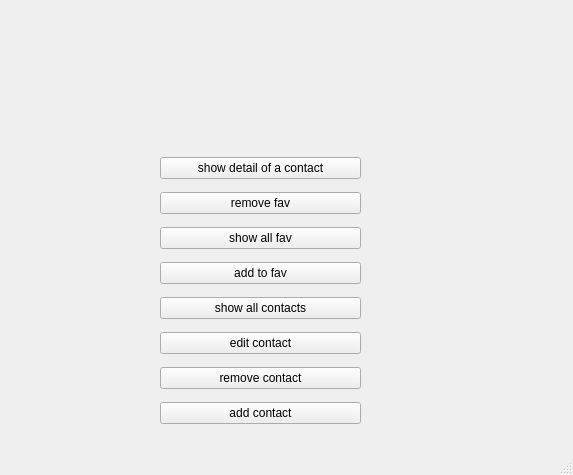
First picture: the form in phone_book/mainwindow.ui, repository amirsoleimani7/Qt_PhoneBook, before the edit.
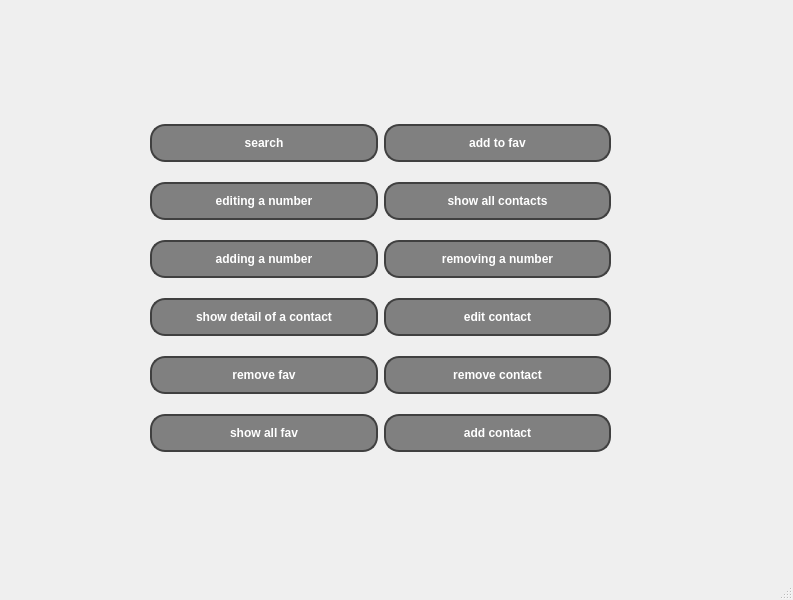
Second picture: the form after the edit.

```diff
--- a/phone_book/mainwindow.ui
+++ b/phone_book/mainwindow.ui
@@ -6,26 +6,153 @@
    <rect>
     <x>0</x>
     <y>0</y>
-    <width>573</width>
-    <height>475</height>
+    <width>793</width>
+    <height>600</height>
    </rect>
   </property>
   <property name="windowTitle">
    <string>MainWindow</string>
   </property>
+  <property name="styleSheet">
+   <string notr="true">QPushButton {
+    background-color: #A0A0A0; /* Slightly lighter gray for the background */
+    border: 2px solid #404040; /* Border color darker than the button color */
+    border-radius: 15px; /* Curved corners */
+    color: white; /* Text color */
+    padding: 10px 20px; /* Padding for content */
+    box-shadow: 2px 2px 5px rgba(0, 0, 0, 0.5); /* Shadow effect */
+}
+
+QPushButton:hover {
+    background-color: #808080; /* Slightly darker color on hover */
+}
+
+QPushButton:pressed {
+    background-color: #606060; /* Even darker color on click */
+    box-shadow: 1px 1px 2px rgba(0, 0, 0, 0.5); /* Adjusted shadow on click */
+}
+</string>
+  </property>
   <widget class="QWidget" name="centralwidget">
    <widget class="QWidget" name="">
     <property name="geometry">
      <rect>
-      <x>160</x>
-      <y>150</y>
-      <width>201</width>
-      <height>283</height>
+      <x>150</x>
+      <y>110</y>
+      <width>461</width>
+      <height>361</height>
      </rect>
     </property>
+    <layout class="QHBoxLayout" name="horizontalLayout">
+     <item>
     <layout class="QVBoxLayout" name="verticalLayout">
+       <item>
+        <widget class="QPushButton" name="pushButton_search">
+         <property name="styleSheet">
+          <string notr="true">QPushButton {
+    background-color: #808080; /* Default button color (gray) */
+    border: 2px solid #404040; /* Border color darker than the button color */
+    border-radius: 15px; /* Curved corners */
+    color: white; /* Text color */
+    padding: 10px 20px; /* Padding for content */
+    box-shadow: 2px 2px 5px rgba(0, 0, 0, 0.5); /* Shadow effect */
+    font-weight: bold; /* Set font to bold */
+}
+
+QPushButton:hover {
+    background-color: #404040; /* Darker color on hover */
+}
+
+QPushButton:pressed {
+    background-color: #202020; /* Even darker color on click */
+    box-shadow: 1px 1px 2px rgba(0, 0, 0, 0.5); /* Adjusted shadow on click */
+}
+</string>
+         </property>
+         <property name="text">
+          <string>search</string>
+         </property>
+        </widget>
+       </item>
+       <item>
+        <widget class="QPushButton" name="pushButton_edit_num">
+         <property name="styleSheet">
+          <string notr="true">QPushButton {
+    background-color: #808080; /* Default button color (gray) */
+    border: 2px solid #404040; /* Border color darker than the button color */
+    border-radius: 15px; /* Curved corners */
+    color: white; /* Text color */
+    padding: 10px 20px; /* Padding for content */
+    box-shadow: 2px 2px 5px rgba(0, 0, 0, 0.5); /* Shadow effect */
+    font-weight: bold; /* Set font to bold */
+}
+
+QPushButton:hover {
+    background-color: #404040; /* Darker color on hover */
+}
+
+QPushButton:pressed {
+    background-color: #202020; /* Even darker color on click */
+    box-shadow: 1px 1px 2px rgba(0, 0, 0, 0.5); /* Adjusted shadow on click */
+}
+</string>
+         </property>
+         <property name="text">
+          <string>editing a number</string>
+         </property>
+        </widget>
+       </item>
+       <item>
+        <widget class="QPushButton" name="pushButton_adding_number">
+         <property name="styleSheet">
+          <string notr="true">QPushButton {
+    background-color: #808080; /* Default button color (gray) */
+    border: 2px solid #404040; /* Border color darker than the button color */
+    border-radius: 15px; /* Curved corners */
+    color: white; /* Text color */
+    padding: 10px 20px; /* Padding for content */
+    box-shadow: 2px 2px 5px rgba(0, 0, 0, 0.5); /* Shadow effect */
+    font-weight: bold; /* Set font to bold */
+}
+
+QPushButton:hover {
+    background-color: #404040; /* Darker color on hover */
+}
+
+QPushButton:pressed {
+    background-color: #202020; /* Even darker color on click */
+    box-shadow: 1px 1px 2px rgba(0, 0, 0, 0.5); /* Adjusted shadow on click */
+}
+</string>
+         </property>
+         <property name="text">
+          <string>adding a number</string>
+         </property>
+        </widget>
+       </item>
      <item>
       <widget class="QPushButton" name="pushButton_show_detail">
+         <property name="styleSheet">
+          <string notr="true">QPushButton {
+    background-color: #808080; /* Default button color (gray) */
+    border: 2px solid #404040; /* Border color darker than the button color */
+    border-radius: 15px; /* Curved corners */
+    color: white; /* Text color */
+    padding: 10px 20px; /* Padding for content */
+    box-shadow: 2px 2px 5px rgba(0, 0, 0, 0.5); /* Shadow effect */
+    font-weight: bold; /* Set font to bold */
+}
+
+QPushButton:hover {
+    background-color: #404040; /* Darker color on hover */
+}
+
+QPushButton:pressed {
+    background-color: #202020; /* Even darker color on click */
+    box-shadow: 1px 1px 2px rgba(0, 0, 0, 0.5); /* Adjusted shadow on click */
+}
+</string>
+         </property>
        <property name="text">
         <string>show detail of a contact</string>
        </property>
@@ -33,6 +160,27 @@
      </item>
      <item>
       <widget class="QPushButton" name="pushButton_remove_fav">
+         <property name="styleSheet">
+          <string notr="true">QPushButton {
+    background-color: #808080; /* Default button color (gray) */
+    border: 2px solid #404040; /* Border color darker than the button color */
+    border-radius: 15px; /* Curved corners */
+    color: white; /* Text color */
+    padding: 10px 20px; /* Padding for content */
+    box-shadow: 2px 2px 5px rgba(0, 0, 0, 0.5); /* Shadow effect */
+    font-weight: bold; /* Set font to bold */
+}
+
+QPushButton:hover {
+    background-color: #404040; /* Darker color on hover */
+}
+
+QPushButton:pressed {
+    background-color: #202020; /* Even darker color on click */
+    box-shadow: 1px 1px 2px rgba(0, 0, 0, 0.5); /* Adjusted shadow on click */
+}
+</string>
+         </property>
        <property name="text">
         <string>remove fav</string>
        </property>
@@ -40,13 +188,59 @@
      </item>
      <item>
       <widget class="QPushButton" name="pushButton_show_all_fav">
+         <property name="styleSheet">
+          <string notr="true">QPushButton {
+    background-color: #808080; /* Default button color (gray) */
+    border: 2px solid #404040; /* Border color darker than the button color */
+    border-radius: 15px; /* Curved corners */
+    color: white; /* Text color */
+    padding: 10px 20px; /* Padding for content */
+    box-shadow: 2px 2px 5px rgba(0, 0, 0, 0.5); /* Shadow effect */
+    font-weight: bold; /* Set font to bold */
+}
+
+QPushButton:hover {
+    background-color: #404040; /* Darker color on hover */
+}
+
+QPushButton:pressed {
+    background-color: #202020; /* Even darker color on click */
+    box-shadow: 1px 1px 2px rgba(0, 0, 0, 0.5); /* Adjusted shadow on click */
+}
+</string>
+         </property>
        <property name="text">
         <string>show all fav</string>
        </property>
       </widget>
      </item>
+      </layout>
+     </item>
+     <item>
+      <layout class="QVBoxLayout" name="verticalLayout_2">
      <item>
       <widget class="QPushButton" name="pushButton_add_to_fav_main">
+         <property name="styleSheet">
+          <string notr="true">QPushButton {
+    background-color: #808080; /* Default button color (gray) */
+    border: 2px solid #404040; /* Border color darker than the button color */
+    border-radius: 15px; /* Curved corners */
+    color: white; /* Text color */
+    padding: 10px 20px; /* Padding for content */
+    box-shadow: 2px 2px 5px rgba(0, 0, 0, 0.5); /* Shadow effect */
+    font-weight: bold; /* Set font to bold */
+}
+
+QPushButton:hover {
+    background-color: #404040; /* Darker color on hover */
+}
+
+QPushButton:pressed {
+    background-color: #202020; /* Even darker color on click */
+    box-shadow: 1px 1px 2px rgba(0, 0, 0, 0.5); /* Adjusted shadow on click */
+}
+</string>
+         </property>
        <property name="text">
         <string>add to fav</string>
        </property>
@@ -54,13 +248,83 @@
      </item>
      <item>
       <widget class="QPushButton" name="pushButton_show_all_contacts">
+         <property name="styleSheet">
+          <string notr="true">QPushButton {
+    background-color: #808080; /* Default button color (gray) */
+    border: 2px solid #404040; /* Border color darker than the button color */
+    border-radius: 15px; /* Curved corners */
+    color: white; /* Text color */
+    padding: 10px 20px; /* Padding for content */
+    box-shadow: 2px 2px 5px rgba(0, 0, 0, 0.5); /* Shadow effect */
+    font-weight: bold; /* Set font to bold */
+}
+
+QPushButton:hover {
+    background-color: #404040; /* Darker color on hover */
+}
+
+QPushButton:pressed {
+    background-color: #202020; /* Even darker color on click */
+    box-shadow: 1px 1px 2px rgba(0, 0, 0, 0.5); /* Adjusted shadow on click */
+}
+</string>
+         </property>
        <property name="text">
         <string>show all contacts</string>
        </property>
       </widget>
      </item>
+       <item>
+        <widget class="QPushButton" name="pushButton_remove_number">
+         <property name="styleSheet">
+          <string notr="true">QPushButton {
+    background-color: #808080; /* Default button color (gray) */
+    border: 2px solid #404040; /* Border color darker than the button color */
+    border-radius: 15px; /* Curved corners */
+    color: white; /* Text color */
+    padding: 10px 20px; /* Padding for content */
+    box-shadow: 2px 2px 5px rgba(0, 0, 0, 0.5); /* Shadow effect */
+    font-weight: bold; /* Set font to bold */
+}
+
+QPushButton:hover {
+    background-color: #404040; /* Darker color on hover */
+}
+
+QPushButton:pressed {
+    background-color: #202020; /* Even darker color on click */
+    box-shadow: 1px 1px 2px rgba(0, 0, 0, 0.5); /* Adjusted shadow on click */
+}
+</string>
+         </property>
+         <property name="text">
+          <string>removing a number</string>
+         </property>
+        </widget>
+       </item>
      <item>
       <widget class="QPushButton" name="pushButton_3">
+         <property name="styleSheet">
+          <string notr="true">QPushButton {
+    background-color: #808080; /* Default button color (gray) */
+    border: 2px solid #404040; /* Border color darker than the button color */
+    border-radius: 15px; /* Curved corners */
+    color: white; /* Text color */
+    padding: 10px 20px; /* Padding for content */
+    box-shadow: 2px 2px 5px rgba(0, 0, 0, 0.5); /* Shadow effect */
+    font-weight: bold; /* Set font to bold */
+}
+
+QPushButton:hover {
+    background-color: #404040; /* Darker color on hover */
+}
+
+QPushButton:pressed {
+    background-color: #202020; /* Even darker color on click */
+    box-shadow: 1px 1px 2px rgba(0, 0, 0, 0.5); /* Adjusted shadow on click */
+}
+</string>
+         </property>
        <property name="text">
         <string>edit contact</string>
        </property>
@@ -68,6 +332,27 @@
      </item>
      <item>
       <widget class="QPushButton" name="pushButton_2">
+         <property name="styleSheet">
+          <string notr="true">QPushButton {
+    background-color: #808080; /* Default button color (gray) */
+    border: 2px solid #404040; /* Border color darker than the button color */
+    border-radius: 15px; /* Curved corners */
+    color: white; /* Text color */
+    padding: 10px 20px; /* Padding for content */
+    box-shadow: 2px 2px 5px rgba(0, 0, 0, 0.5); /* Shadow effect */
+    font-weight: bold; /* Set font to bold */
+}
+
+QPushButton:hover {
+    background-color: #404040; /* Darker color on hover */
+}
+
+QPushButton:pressed {
+    background-color: #202020; /* Even darker color on click */
+    box-shadow: 1px 1px 2px rgba(0, 0, 0, 0.5); /* Adjusted shadow on click */
+}
+</string>
+         </property>
        <property name="text">
         <string>remove contact</string>
        </property>
@@ -75,12 +360,35 @@
      </item>
      <item>
       <widget class="QPushButton" name="pushButton">
+         <property name="styleSheet">
+          <string notr="true">QPushButton {
+    background-color: #808080; /* Default button color (gray) */
+    border: 2px solid #404040; /* Border color darker than the button color */
+    border-radius: 15px; /* Curved corners */
+    color: white; /* Text color */
+    padding: 10px 20px; /* Padding for content */
+    box-shadow: 2px 2px 5px rgba(0, 0, 0, 0.5); /* Shadow effect */
+    font-weight: bold; /* Set font to bold */
+}
+
+QPushButton:hover {
+    background-color: #404040; /* Darker color on hover */
+}
+
+QPushButton:pressed {
+    background-color: #202020; /* Even darker color on click */
+    box-shadow: 1px 1px 2px rgba(0, 0, 0, 0.5); /* Adjusted shadow on click */
+}
+</string>
+         </property>
        <property name="text">
         <string>add contact</string>
        </property>
       </widget>
      </item>
     </layout>
+     </item>
+    </layout>
    </widget>
   </widget>
   <widget class="QMenuBar" name="menubar">
```
Left out of the diff: 2 changed lines with no effect on the pictures. Lines whose indentation alone changed are shown as unchanged.
